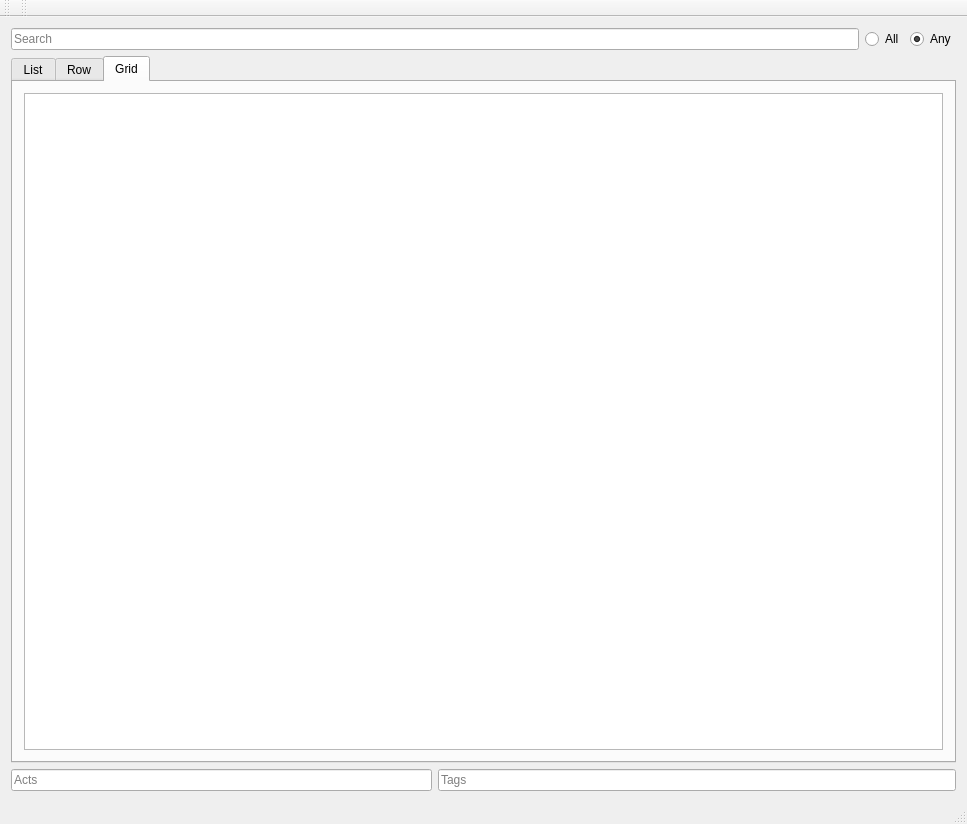
Old version of the form MainWindow.ui in the repository zenwong/tagu.
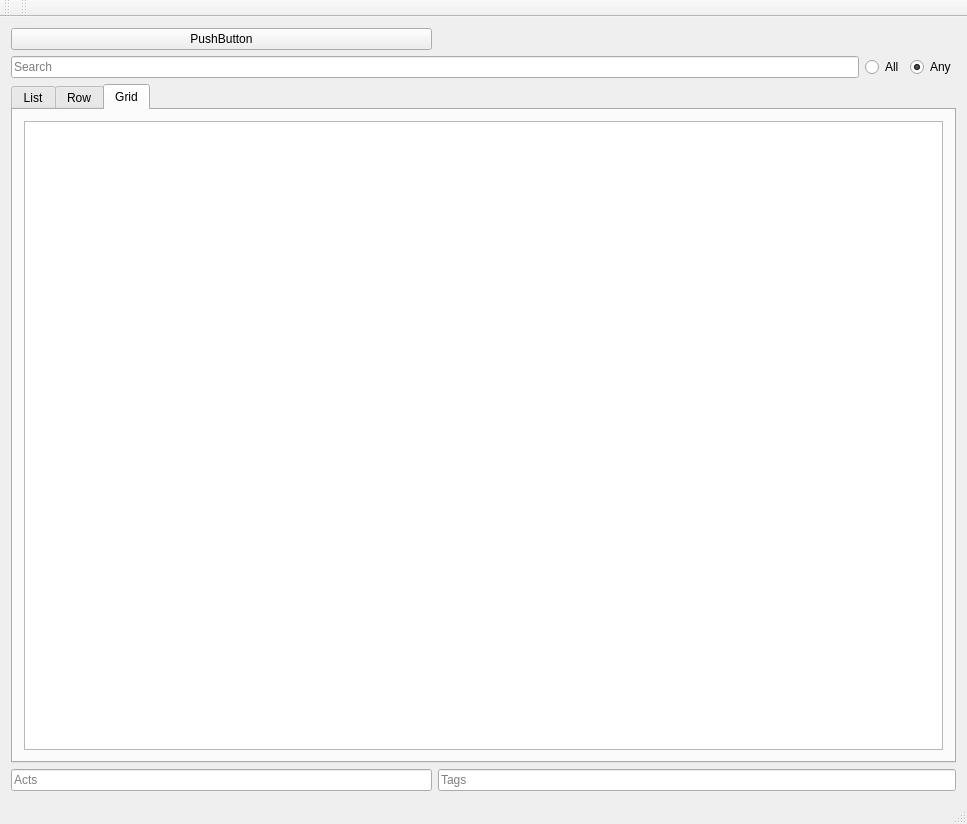
New version of the form.

```diff
--- a/MainWindow.ui
+++ b/MainWindow.ui
@@ -23,20 +23,7 @@
   </property>
   <widget class="QWidget" name="centralWidget">
    <layout class="QGridLayout" name="gridLayout">
-    <item row="0" column="2">
-     <widget class="QRadioButton" name="radioAll">
-      <property name="sizePolicy">
-       <sizepolicy hsizetype="Fixed" vsizetype="Fixed">
-        <horstretch>0</horstretch>
-        <verstretch>0</verstretch>
-       </sizepolicy>
-      </property>
-      <property name="text">
-       <string>All</string>
-      </property>
-     </widget>
-    </item>
-    <item row="0" column="3">
+    <item row="1" column="3">
      <widget class="QRadioButton" name="radioAny">
       <property name="sizePolicy">
        <sizepolicy hsizetype="Fixed" vsizetype="Fixed">
@@ -52,7 +39,46 @@
       </property>
      </widget>
     </item>
-    <item row="1" column="0" colspan="4">
+    <item row="1" column="0" colspan="2">
+     <widget class="QLineEdit" name="editSearch">
+      <property name="sizePolicy">
+       <sizepolicy hsizetype="Expanding" vsizetype="Fixed">
+        <horstretch>5</horstretch>
+        <verstretch>0</verstretch>
+       </sizepolicy>
+      </property>
+      <property name="placeholderText">
+       <string>Search</string>
+      </property>
+     </widget>
+    </item>
+    <item row="3" column="1" colspan="3">
+     <widget class="QLineEdit" name="editTags">
+      <property name="sizePolicy">
+       <sizepolicy hsizetype="Expanding" vsizetype="Fixed">
+        <horstretch>1</horstretch>
+        <verstretch>0</verstretch>
+       </sizepolicy>
+      </property>
+      <property name="placeholderText">
+       <string>Tags</string>
+      </property>
+     </widget>
+    </item>
+    <item row="3" column="0">
+     <widget class="QLineEdit" name="editActs">
+      <property name="sizePolicy">
+       <sizepolicy hsizetype="Expanding" vsizetype="Fixed">
+        <horstretch>0</horstretch>
+        <verstretch>0</verstretch>
+       </sizepolicy>
+      </property>
+      <property name="placeholderText">
+       <string>Acts</string>
+      </property>
+     </widget>
+    </item>
+    <item row="2" column="0" colspan="4">
      <widget class="QTabWidget" name="tabWidget">
       <property name="currentIndex">
        <number>2</number>
@@ -104,42 +130,23 @@
       </widget>
      </widget>
     </item>
-    <item row="2" column="0">
-     <widget class="QLineEdit" name="editActs">
+    <item row="1" column="2">
+     <widget class="QRadioButton" name="radioAll">
       <property name="sizePolicy">
-       <sizepolicy hsizetype="Expanding" vsizetype="Fixed">
+       <sizepolicy hsizetype="Fixed" vsizetype="Fixed">
         <horstretch>0</horstretch>
         <verstretch>0</verstretch>
        </sizepolicy>
       </property>
-      <property name="placeholderText">
-       <string>Acts</string>
+      <property name="text">
+       <string>All</string>
       </property>
      </widget>
     </item>
-    <item row="2" column="1" colspan="3">
-     <widget class="QLineEdit" name="editTags">
-      <property name="sizePolicy">
-       <sizepolicy hsizetype="Expanding" vsizetype="Fixed">
-        <horstretch>1</horstretch>
-        <verstretch>0</verstretch>
-       </sizepolicy>
-      </property>
-      <property name="placeholderText">
-       <string>Tags</string>
-      </property>
-     </widget>
-    </item>
-    <item row="0" column="0" colspan="2">
-     <widget class="QLineEdit" name="editSearch">
-      <property name="sizePolicy">
-       <sizepolicy hsizetype="Expanding" vsizetype="Fixed">
-        <horstretch>5</horstretch>
-        <verstretch>0</verstretch>
-       </sizepolicy>
-      </property>
-      <property name="placeholderText">
-       <string>Search</string>
+    <item row="0" column="0">
+     <widget class="QPushButton" name="pushButton">
+      <property name="text">
+       <string>PushButton</string>
       </property>
      </widget>
     </item>
```
